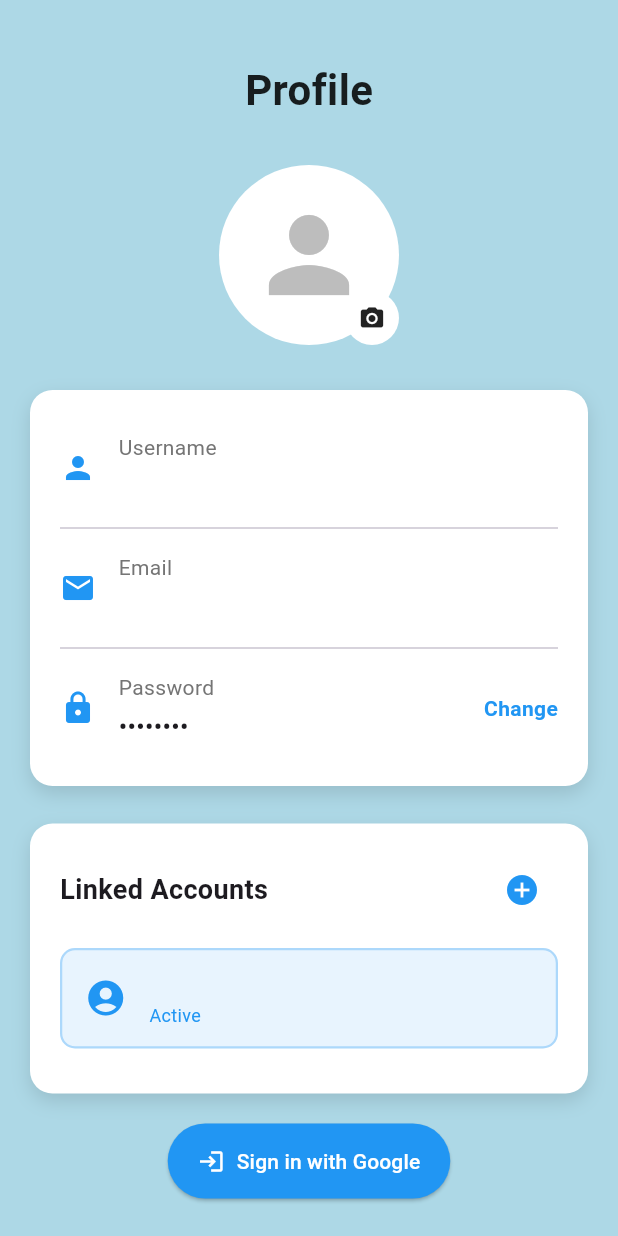
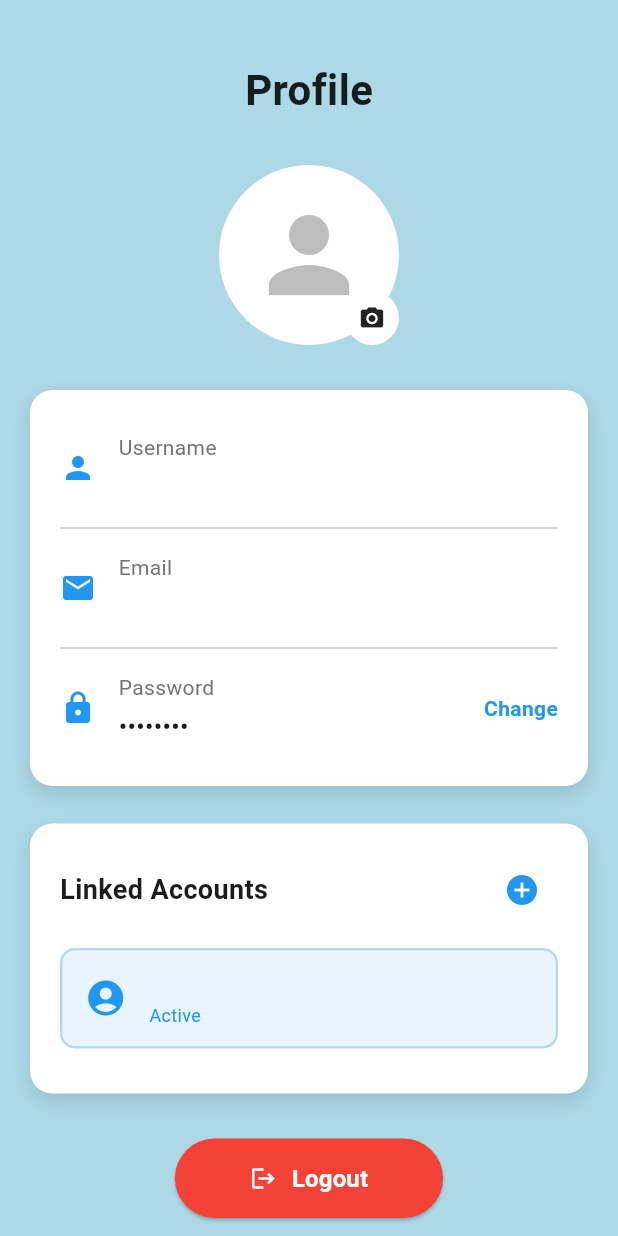
Before and after one commit to Rickiard/MyWarrantiesLPEI, a Flutter app: the ProfilePage screen opened directly, on a phone screen of 412 x 824 dp. Run offline on Flutter 3.47's test engine with Material 3 defaults, Android fonts, the phone set to English and light mode, and no system bars; our stand-ins replace cloud_firestore, cloud_functions, email_validator, firebase_auth, firebase_core, firebase_storage and 4 more; accounts and stored records are empty.

Commit message:
Errata profile.dart

```diff
--- a/mywarranties/lib/profile.dart
+++ b/mywarranties/lib/profile.dart
@@ -4,7 +4,6 @@ import 'package:cloud_firestore/cloud_firestore.dart';
 import 'package:shared_preferences/shared_preferences.dart';
 import 'package:firebase_storage/firebase_storage.dart';
 import 'package:image_picker/image_picker.dart';
-import 'package:google_sign_in/google_sign_in.dart';
 import 'dart:io';
 import 'package:mywarranties/main.dart' as app;
 import 'passwordChange.dart';
@@ -30,6 +29,8 @@ class _ProfilePageState extends State<ProfilePage> {
   final TextEditingController _emailController = TextEditingController();
   final TextEditingController _passwordController = TextEditingController();
   bool _isPasswordVisible = false;
+
+
 
   @override
   void initState() {
@@ -352,40 +353,6 @@ class _ProfilePageState extends State<ProfilePage> {
     }
   }
 
-  Future<void> _signInWithGoogle() async {
-    try {
-      final GoogleSignInAccount? googleUser = await GoogleSignIn().signIn();
-      if (googleUser == null) {
-        // User canceled the sign-in
-        return;
-      }
-
-      final GoogleSignInAuthentication googleAuth = await googleUser.authentication;
-      final credential = GoogleAuthProvider.credential(
-        accessToken: googleAuth.accessToken,
-        idToken: googleAuth.idToken,
-      );
-
-      final userCredential = await FirebaseAuth.instance.signInWithCredential(credential);
-
-      setState(() {
-        _email = userCredential.user?.email ?? 'No email';
-        _accounts.add({
-          'email': _email,
-          'uid': userCredential.user?.uid,
-        });
-      });
-
-      ScaffoldMessenger.of(context).showSnackBar(
-        SnackBar(content: Text('Signed in with Google as $_email')),
-      );
-    } catch (e) {
-      ScaffoldMessenger.of(context).showSnackBar(
-        SnackBar(content: Text('Failed to sign in with Google: $e')),
-      );
-    }
-  }
-
   @override
   Widget build(BuildContext context) {
     return Scaffold(
@@ -603,20 +570,6 @@ class _ProfilePageState extends State<ProfilePage> {
                           ],
                         ),
                       ),
-                      SizedBox(height: 20),
-                      ElevatedButton.icon(
-                        onPressed: _signInWithGoogle,
-                        icon: Icon(Icons.login),
-                        label: Text('Sign in with Google'),
-                        style: ElevatedButton.styleFrom(
-                          backgroundColor: Colors.blue,
-                          foregroundColor: Colors.white,
-                          padding: EdgeInsets.symmetric(horizontal: 20, vertical: 15),
-                          shape: RoundedRectangleBorder(
-                            borderRadius: BorderRadius.circular(30),
-                          ),
-                        ),
-                      ),
                       SizedBox(height: 30),
                       // Logout Button
                       ElevatedButton(
```
